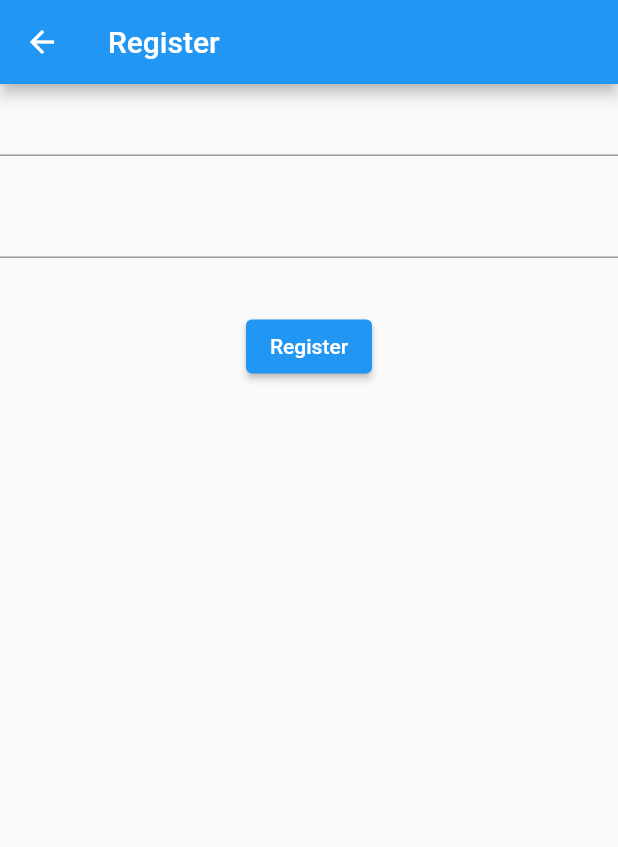
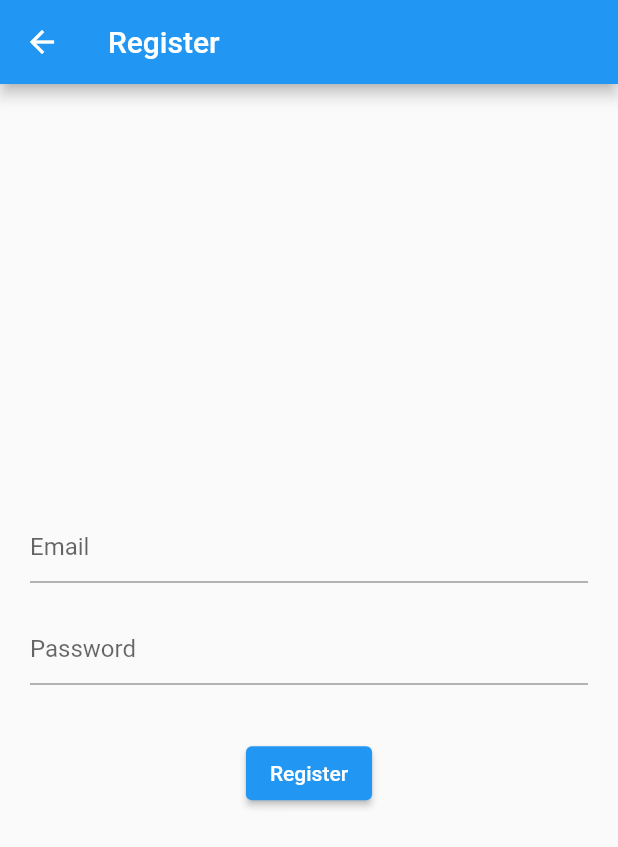
Before and after one commit to perpetio/todo, a Flutter app: the RegistrationScreen screen opened directly, after a tap on "Register", on a phone screen of 412 x 824 dp. Shown: the top 847 px of the screen. Run offline on Flutter 3.47's test engine with Material 2 defaults, Android fonts, the phone set to English and light mode, and no system bars; our stand-ins replace cloud_firestore, firebase_auth, firebase_core; accounts and stored records are empty; network calls fail.

```diff
--- a/lib/models/note_state.dart
+++ b/lib/models/unused_note_state.dart
@@ -1,4 +1,5 @@
 class NoteState {
+  // used to save notes locally
   bool isChecked;
   String text;
   NoteState({this.isChecked = false, this.text});
--- a/lib/screens/registration_screen.dart
+++ b/lib/screens/registration_screen.dart
@@ -1,28 +1,56 @@
 import 'package:flutter/material.dart';
+import 'package:firebase_auth/firebase_auth.dart';
+import 'package:todo_list_flutter/screens/notes_screen.dart';
 
 class RegistrationScreen extends StatelessWidget {
+  final _auth = FirebaseAuth.instance;
+  final TextEditingController emailController = TextEditingController();
+  final TextEditingController passwordController = TextEditingController();
   @override
   Widget build(BuildContext context) {
     return Scaffold(
       appBar: AppBar(
         title: Text('Register'),
       ),
-      body: Column(
+      body: Padding(
+        padding: EdgeInsets.all(20.0),
+        child: Column(
+          mainAxisAlignment: MainAxisAlignment.center,
           children: [
-          TextField(),
+            TextField(
+              decoration: InputDecoration(hintText: 'Email'),
+              controller: emailController,
+            ),
             SizedBox(
               height: 20.0,
             ),
-          TextField(),
+            TextField(
+              decoration: InputDecoration(hintText: 'Password'),
+              controller: passwordController,
+            ),
             SizedBox(
               height: 35.0,
             ),
             ElevatedButton(
-            onPressed: () {},
+              onPressed: () async {
+                try {
+                  final newUser = await _auth.createUserWithEmailAndPassword(
+                    email: emailController.text,
+                    password: passwordController.text,
+                  );
+                  if (newUser != null) {
+                    Navigator.push(context,
+                        MaterialPageRoute(builder: (context) => NotesList()));
+                  }
+                } catch (e) {
+                  print(e);
+                }
+              },
               child: Text('Register'),
             ),
           ],
         ),
+      ),
     );
   }
 }
```
Also changed, not shown: lib/screens/login_screen.dart (+38 -5 lines), lib/screens/note_screen.dart (+12 -8 lines), lib/screens/notes_screen.dart (+25 -22 lines), lib/screens/start_screen.dart (+29 -3 lines), lib/widgets/notes_stream.dart (added, +37 -0 lines), pubspec.yaml (+6 -28 lines), pubspec.lock, 7 other files. Lines whose indentation alone changed are shown as unchanged.
